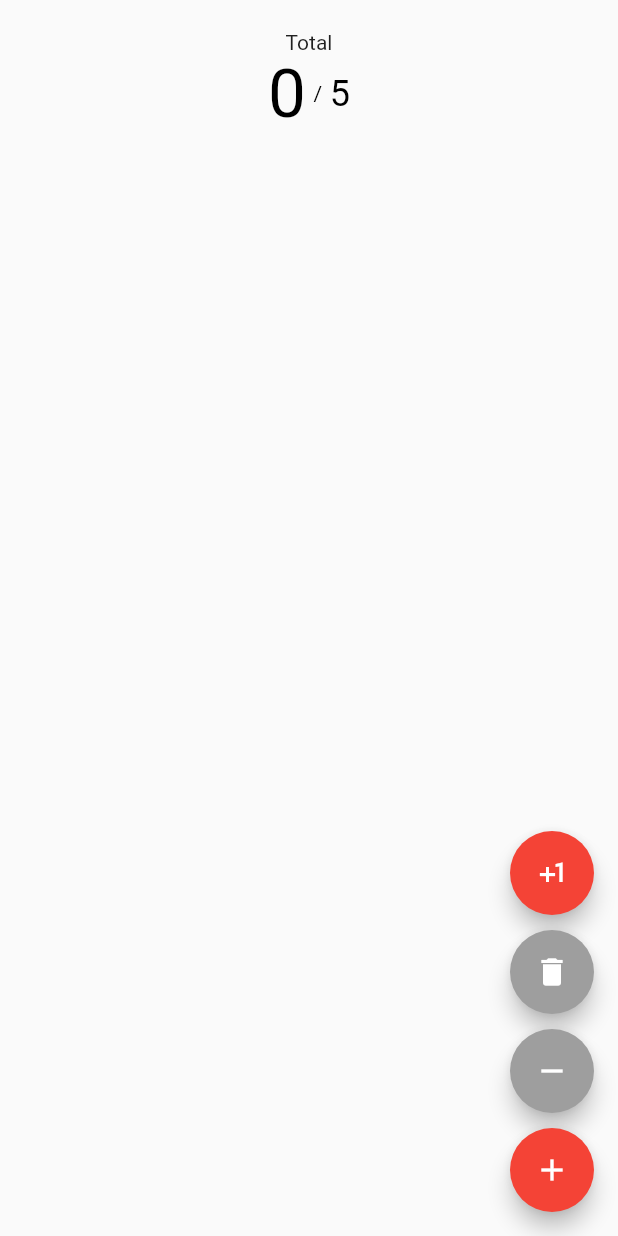
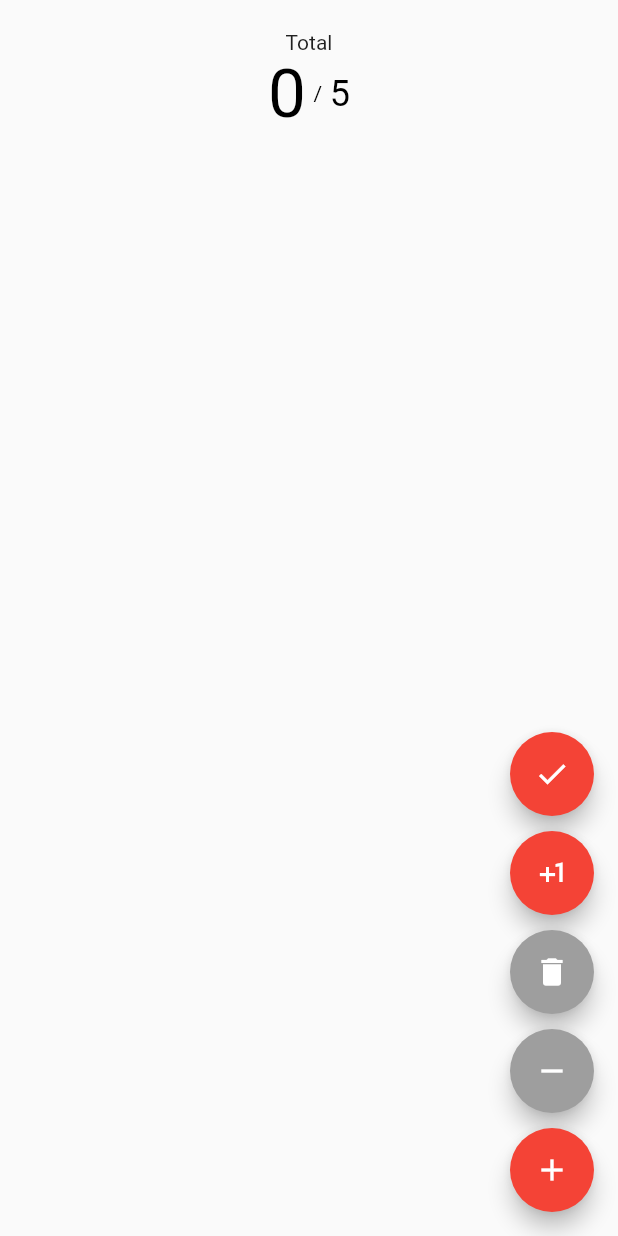
Before and after one commit to alfianandinugraha/talk-o-bloc, a Flutter app: the screen it shows after launch, on a phone screen of 412 x 824 dp. Run offline on Flutter 3.47's test engine with Material 2 defaults, Android fonts, the phone set to English and light mode, and no system bars; our stand-ins replace flutter_bloc; missing offline and left inert: dart:js.

Commit message:
feat(main.dart): use onGenerateRoute to mapping route

```diff
--- a/lib/main.dart
+++ b/lib/main.dart
@@ -1,6 +1,7 @@
 import 'package:flutter/material.dart';
 import 'package:flutter/services.dart';
 import 'package:flutter_bloc/flutter_bloc.dart';
+import 'package:talk_o_bloc/routers/app_router.dart';
 import 'package:talk_o_bloc/store/bloc/quote_bloc.dart';
 import 'package:talk_o_bloc/widgets/base/count.dart';
 import 'package:talk_o_bloc/widgets/base/list_quote.dart';
@@ -14,13 +15,15 @@ void main() {
   runApp(
     BlocProvider(
       create: (BuildContext context) => QuoteBloc(),
-      child: const App(),
+      child: App(),
     )
   );
 }
 
 class App extends StatelessWidget {
-  const App({Key? key}) : super(key: key);
+  final AppRouter _appRouter = AppRouter();
+
+  App({Key? key}) : super(key: key);
 
   @override
   Widget build(BuildContext context) {
@@ -34,7 +37,8 @@ class App extends StatelessWidget {
       theme: ThemeData(
         primarySwatch: Colors.red,
       ),
-      home: const HomeScreen()
+      initialRoute: '/',
+      onGenerateRoute: _appRouter.onGenerateRoute,
     );
   }
 }
--- /dev/null
+++ b/lib/routers/app_router.dart
@@ -0,0 +1,23 @@
+import 'dart:js';
+
+import 'package:flutter/material.dart';
+import 'package:talk_o_bloc/widgets/screens/home_screen.dart';
+import 'package:talk_o_bloc/widgets/screens/total_screen.dart';
+
+class AppRouter {
+  Route<Widget>? onGenerateRoute(RouteSettings route) {
+    print(route.name);
+    switch (route.name) {
+      case '/':
+        return MaterialPageRoute(
+          builder: (context) => const HomeScreen()
+        );
+      case '/total':
+        return MaterialPageRoute(
+          builder: (context) => const TotalScreen()
+        );
+      default:
+        return null;
+    }
+  }
+}
--- a/lib/widgets/screens/home_screen.dart
+++ b/lib/widgets/screens/home_screen.dart
@@ -26,14 +26,22 @@ class HomeScreen extends StatelessWidget {
       ),
       floatingActionButton: Column(
         mainAxisAlignment: MainAxisAlignment.end,
-        children: const [
-          IncrementMaxQuoteButton(),
-          SizedBox(height: 10),
-          ResetQuoteButton(),
-          SizedBox(height: 10),
-          DeleteQuoteButton(),
-          SizedBox(height: 10),
-          AddQuoteButton(),
+        children: [
+          FloatingActionButton(
+            onPressed: () {
+              Navigator.pushNamed(context, "/total");
+            },
+            child: const Icon(Icons.check),
+            heroTag: 'pushToTotalScreen',
+          ),
+          const SizedBox(height: 10),
+          const IncrementMaxQuoteButton(),
+          const SizedBox(height: 10),
+          const ResetQuoteButton(),
+          const SizedBox(height: 10),
+          const DeleteQuoteButton(),
+          const SizedBox(height: 10),
+          const AddQuoteButton(),
         ],
       ),
     );
--- /dev/null
+++ b/lib/widgets/screens/total_screen.dart
@@ -0,0 +1,21 @@
+import 'package:flutter/material.dart';
+import 'package:talk_o_bloc/widgets/base/count.dart';
+import 'package:talk_o_bloc/widgets/base/floating_button/reset_quote_button.dart';
+
+class TotalScreen extends StatelessWidget {
+  const TotalScreen({Key? key}) : super(key: key);
+
+  @override
+  Widget build(BuildContext context) {
+    return Scaffold(
+      body: Column(
+        crossAxisAlignment: CrossAxisAlignment.center,
+        mainAxisAlignment: MainAxisAlignment.center,
+        children: const [
+          Count()
+        ],
+      ),
+      floatingActionButton: const ResetQuoteButton(),
+    );
+  }
+}
```
